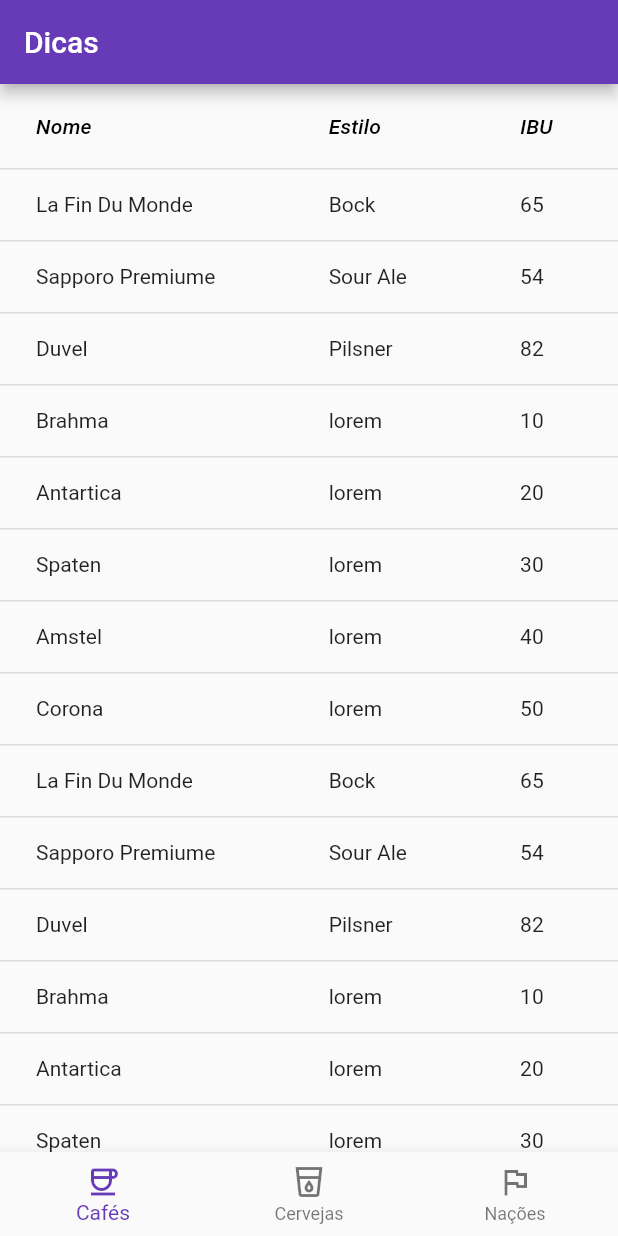
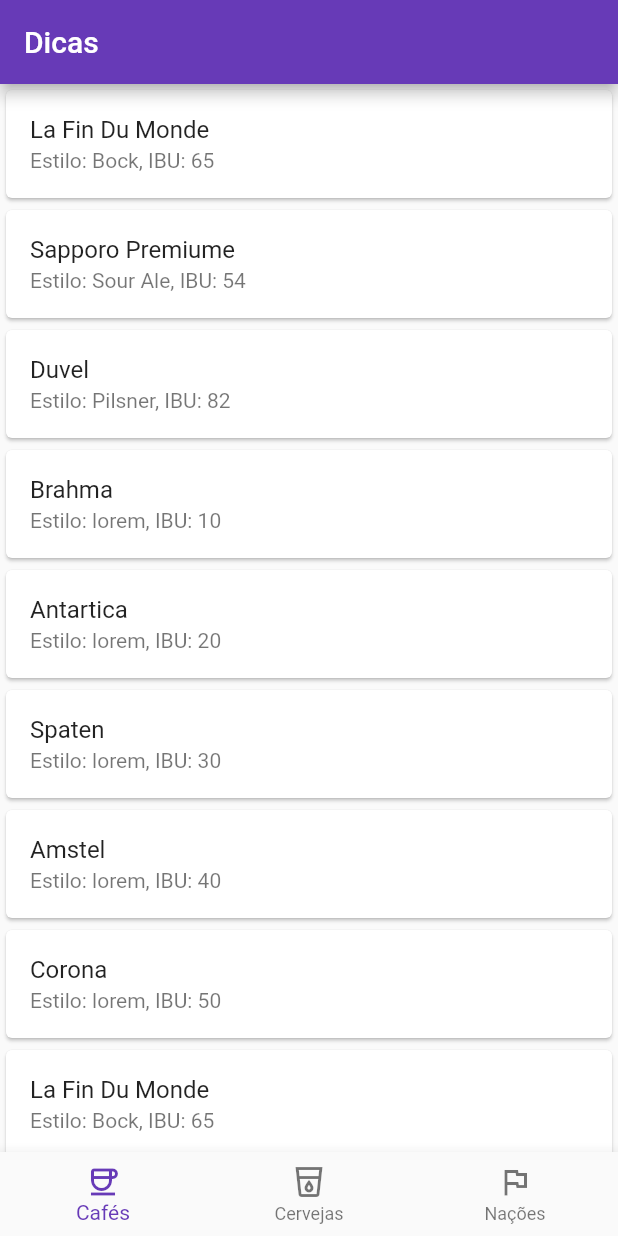
Before and after one commit to ViniciusMaiaM/OOP1, a Flutter app: the screen it shows after launch, on a phone screen of 412 x 824 dp. Run offline on Flutter 3.47's test engine with Material 2 defaults, Android fonts, the light colour scheme and no system bars.

Commit message:
add tile component

```diff
--- a/exercises/recipe4/lib/main.dart
+++ b/exercises/recipe4/lib/main.dart
@@ -35,7 +35,7 @@
           appBar: AppBar(
             title: const Text("Dicas"),
           ),
-          body: DataBodyWidget(objects: dataObjects),
+          body: MytileWidget(objects: dataObjects),
           bottomNavigationBar: NewNavBar(),
         ));
   }
@@ -91,3 +91,24 @@
     );
   }
 }
+
+class MytileWidget extends StatelessWidget {
+  List objects;
+
+  MytileWidget({this.objects = const []});
+
+  @override
+  Widget build(BuildContext context) {
+    return ListView.builder(
+        itemCount: objects.length,
+        itemBuilder: (BuildContext context, int index) {
+          return Card(
+            child: ListTile(
+              title: Text(objects[index]["name"]),
+              subtitle: Text(
+                  "Estilo: ${objects[index]["style"]}, IBU: ${objects[index]["ibu"]}"),
+            ),
+          );
+        });
+  }
+}
```
